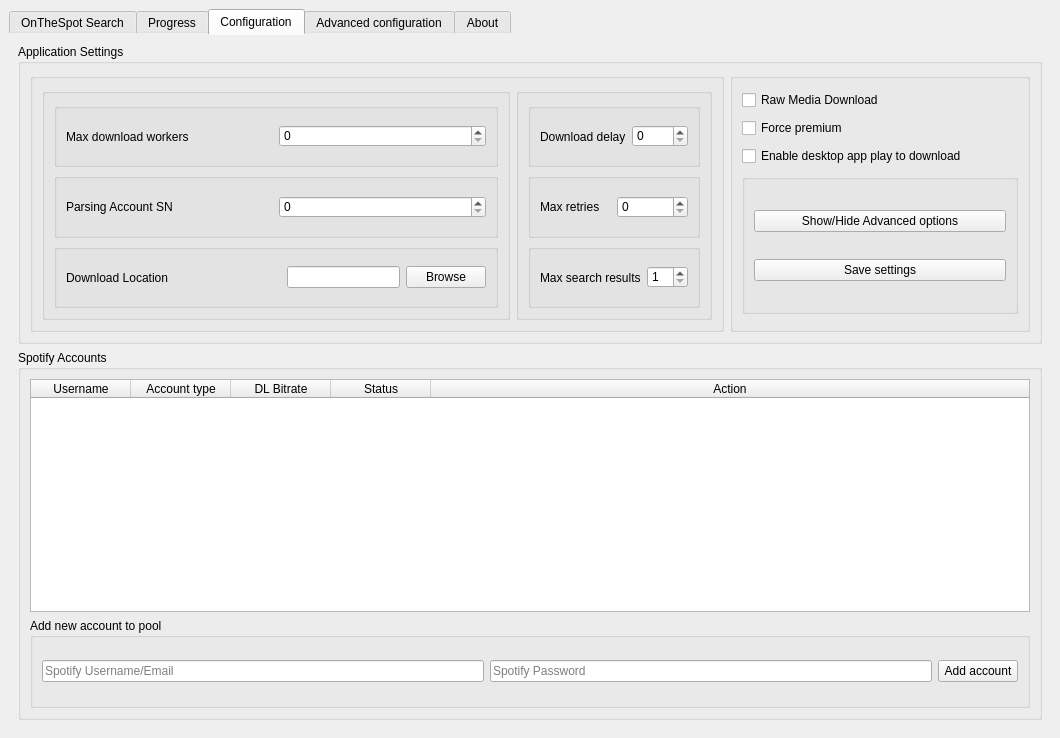
Qt form gui/qtui/main.ui (moddroid94/onthespot) before a commit.
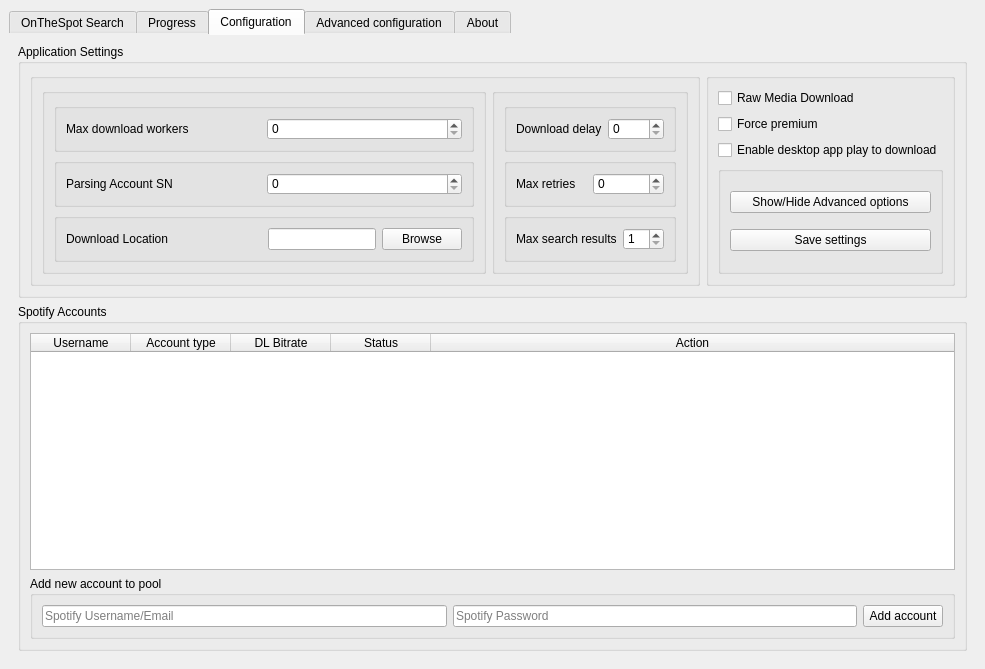
The same form after that commit. The open tabs and pages were chosen to show the change.

What changed in the file:
```diff
--- a/gui/qtui/main.ui
+++ b/gui/qtui/main.ui
@@ -9,8 +9,8 @@
    <rect>
     <x>0</x>
     <y>0</y>
-    <width>1060</width>
-    <height>738</height>
+    <width>985</width>
+    <height>669</height>
    </rect>
   </property>
   <property name="windowTitle">
@@ -521,7 +521,7 @@
           <property name="minimumSize">
            <size>
             <width>0</width>
-            <height>300</height>
+            <height>0</height>
            </size>
           </property>
           <property name="title">
@@ -535,7 +535,7 @@
             <widget class="QGroupBox" name="groupBox_10">
              <property name="minimumSize">
               <size>
-               <width>600</width>
+               <width>0</width>
                <height>0</height>
               </size>
              </property>
@@ -550,7 +550,7 @@
                <widget class="QGroupBox" name="groupBox_15">
                 <property name="minimumSize">
                  <size>
-                  <width>350</width>
+                  <width>0</width>
                   <height>0</height>
                  </size>
                 </property>
@@ -572,7 +572,7 @@
                    <property name="minimumSize">
                     <size>
                      <width>0</width>
-                     <height>50</height>
+                     <height>0</height>
                     </size>
                    </property>
                    <property name="title">
@@ -600,7 +600,7 @@
                    <property name="minimumSize">
                     <size>
                      <width>0</width>
-                     <height>50</height>
+                     <height>0</height>
                     </size>
                    </property>
                    <property name="title">
@@ -628,7 +628,7 @@
                    <property name="minimumSize">
                     <size>
                      <width>0</width>
-                     <height>50</height>
+                     <height>0</height>
                     </size>
                    </property>
                    <property name="title">
@@ -688,7 +688,7 @@
                    <property name="minimumSize">
                     <size>
                      <width>0</width>
-                     <height>50</height>
+                     <height>0</height>
                     </size>
                    </property>
                    <property name="title">
@@ -716,7 +716,7 @@
                    <property name="minimumSize">
                     <size>
                      <width>0</width>
-                     <height>50</height>
+                     <height>0</height>
                     </size>
                    </property>
                    <property name="title">
@@ -744,7 +744,7 @@
                    <property name="minimumSize">
                     <size>
                      <width>0</width>
-                     <height>50</height>
+                     <height>0</height>
                     </size>
                    </property>
                    <property name="title">
@@ -784,7 +784,7 @@
             <widget class="QGroupBox" name="groupBox_9">
              <property name="minimumSize">
               <size>
-               <width>300</width>
+               <width>0</width>
                <height>0</height>
               </size>
              </property>
@@ -918,7 +918,7 @@
              <property name="minimumSize">
               <size>
                <width>0</width>
-               <height>90</height>
+               <height>0</height>
               </size>
              </property>
              <property name="title">
```
Left out of the diff: 32 changed lines with no effect on the pictures.
